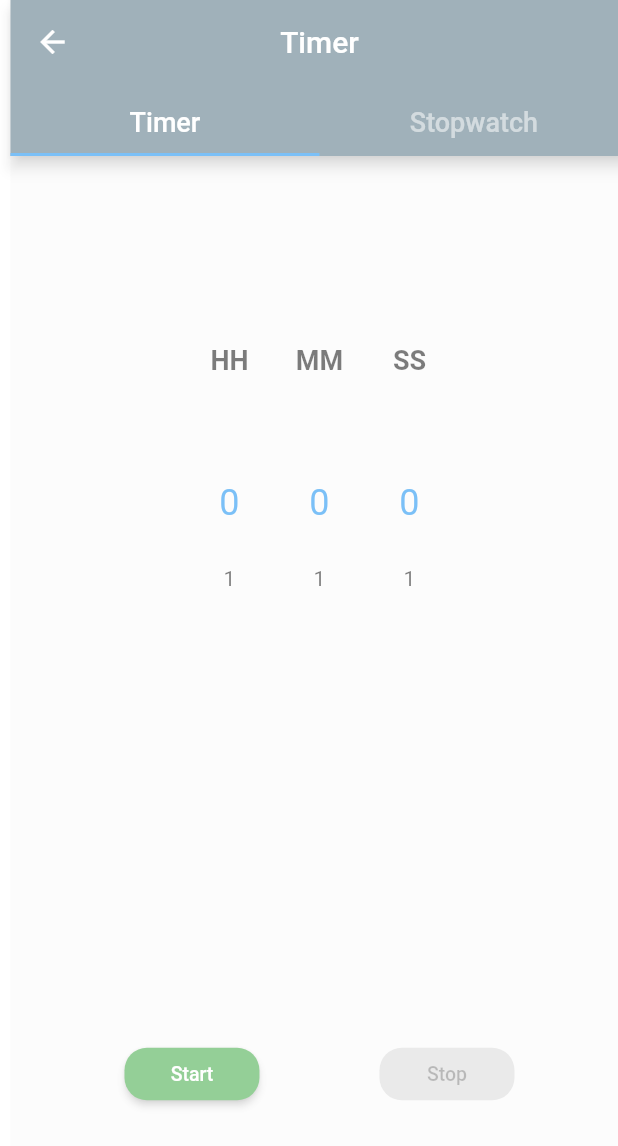
After one commit to AhmedYasirFarooqui/Flutter-Apps, a Flutter app: the HomePage screen opened directly, after a tap on "Start", on a phone screen of 412 x 824 dp. The commit adds this screen. Shown: the top 1146 px of the screen. Run offline on Flutter 3.47's test engine with Material 2 defaults, Android fonts, the phone set to English and light mode, and no system bars; drawn by our look-alikes of numberpicker; our stand-ins replace flutter_signin_button, font_awesome_flutter; missing offline and left inert: favorite_button.

Commit message:
Ready to commit

```diff
--- a/splash_screen/lib/main.dart
+++ b/splash_screen/lib/main.dart
@@ -27,7 +27,7 @@ class SplashScreenState extends State<MyHomePage> {
     Timer(
         Duration(seconds: 3),
         () => Navigator.pushReplacement(
-            context, MaterialPageRoute(builder: (context) => HomeScreen())));
+            context, MaterialPageRoute(builder: (context) => HomeScreen(),),),);
   }
 
   @override
--- /dev/null
+++ b/stopwatch/lib/main.dart
@@ -0,0 +1,271 @@
+import 'dart:async';
+import 'package:flutter/material.dart';
+import 'package:numberpicker/numberpicker.dart';
+
+void main() {
+  runApp(MyApp());
+}
+
+class MyApp extends StatelessWidget {
+  // This widget is the root of your application.
+  @override
+  Widget build(BuildContext context) {
+    return MaterialApp(
+      debugShowCheckedModeBanner: false,
+      title: 'Timer Application',
+      home: HomePage(),
+    );
+  }
+}
+
+class HomePage extends StatefulWidget {
+  @override
+  _HomePageState createState() => _HomePageState();
+}
+
+class _HomePageState extends State<HomePage> with TickerProviderStateMixin {
+  TabController tb;
+  int hour = 0;
+  int minute = 0;
+  int second = 0;
+  bool started = true;
+  bool stopped = true;
+  int timeForTimer = 0;
+  String timeToDisplay = "";
+  bool checkTimer = true;
+
+  @override
+  void initState() {
+    tb = TabController(
+      length: 2,
+      vsync: this,
+    );
+    super.initState();
+  }
+
+  void start() {
+    setState(() {
+      started = false;
+      stopped = false;
+    });
+    timeForTimer = ((hour * 60 * 60) + (minute * 60) + second);
+    Timer.periodic(Duration(seconds: 1), (Timer t) {
+      setState(() {
+        if (timeForTimer < 1 || checkTimer == false) {
+          t.cancel();
+          Navigator.pushReplacement(
+              this.context,
+              MaterialPageRoute(
+                builder: (context) => HomePage(),
+              ));
+        } else if (timeForTimer < 60) {
+          timeToDisplay = timeForTimer.toString();
+          timeForTimer -= 1;
+        } else if (timeForTimer < 3600) {
+          int m = timeForTimer ~/ 60;
+          int s = timeForTimer - (60 * m);
+          timeToDisplay = m.toString() + ":" + s.toString();
+          timeForTimer -= 1;
+        } else {
+          int h = timeForTimer ~/ 3600;
+          int t = timeForTimer - (3600 * h);
+          int m = t ~/ 60;
+          int s = t - (60 * m);
+          timeToDisplay =
+              h.toString() + ":" + m.toString() + ":" + s.toString();
+          timeForTimer -= 1;
+        }
+      });
+    });
+  }
+
+  void stop() {
+    setState(() {
+      started = true;
+      stopped = true;
+      checkTimer = false;
+    });
+  }
+
+  Widget timer() {
+    return Container(
+      child: Column(
+        children: [
+          Expanded(
+            flex: 6,
+            child: Row(
+              mainAxisAlignment: MainAxisAlignment.center,
+              children: [
+                Column(
+                  mainAxisAlignment: MainAxisAlignment.center,
+                  children: [
+                    Padding(
+                      padding: EdgeInsets.only(bottom: 10.0),
+                      child: Text(
+                        'HH',
+                        style: TextStyle(
+                          fontSize: 18.0,
+                          fontWeight: FontWeight.w700,
+                        ),
+                      ),
+                    ),
+                    NumberPicker(
+                      value: hour,
+                      maxValue: 23,
+                      minValue: 0,
+                      itemWidth: 60.0,
+                      onChanged: (val) {
+                        setState(() {
+                          hour = val;
+                        });
+                      },
+                    ),
+                  ],
+                ),
+                Column(
+                  mainAxisAlignment: MainAxisAlignment.center,
+                  children: [
+                    Padding(
+                      padding: EdgeInsets.only(bottom: 10.0),
+                      child: Text(
+                        'MM',
+                        style: TextStyle(
+                          fontSize: 18.0,
+                          fontWeight: FontWeight.w700,
+                        ),
+                      ),
+                    ),
+                    NumberPicker(
+                      value: minute,
+                      maxValue: 23,
+                      minValue: 0,
+                      itemWidth: 60.0,
+                      onChanged: (val) {
+                        setState(() {
+                          minute = val;
+                        });
+                      },
+                    ),
+                  ],
+                ),
+                Column(
+                  mainAxisAlignment: MainAxisAlignment.center,
+                  children: [
+                    Padding(
+                      padding: EdgeInsets.only(bottom: 10.0),
+                      child: Text(
+                        'SS',
+                        style: TextStyle(
+                          fontSize: 18.0,
+                          fontWeight: FontWeight.w700,
+                        ),
+                      ),
+                    ),
+                    NumberPicker(
+                      value: second,
+                      maxValue: 23,
+                      minValue: 0,
+                      itemWidth: 60.0,
+                      onChanged: (val) {
+                        setState(() {
+                          second = val;
+                        });
+                      },
+                    ),
+                  ],
+                ),
+              ],
+            ),
+          ),
+          Expanded(
+            flex: 1,
+            child: Text(
+              timeToDisplay,
+              style: TextStyle(
+                fontSize: 35.0,
+                fontWeight: FontWeight.w600,
+              ),
+            ),
+          ),
+          Expanded(
+            flex: 3,
+            child: Row(
+              mainAxisAlignment: MainAxisAlignment.center,
+              children: [
+                ConstrainedBox(
+                  constraints:
+                      BoxConstraints.tightFor(width: 90.0, height: 35.0),
+                  child: ElevatedButton(
+                    onPressed: started ? start : null,
+                    style: ElevatedButton.styleFrom(
+                      shape: RoundedRectangleBorder(
+                        borderRadius: BorderRadius.circular(15.0),
+                      ),
+                      primary: Colors.green,
+                    ),
+                    child: Text(
+                      'Start',
+                      style: TextStyle(fontSize: 13.0),
+                    ),
+                  ),
+                ),
+                SizedBox(
+                  width: 80.0,
+                ),
+                ConstrainedBox(
+                  constraints:
+                      BoxConstraints.tightFor(width: 90.0, height: 35.0),
+                  child: ElevatedButton(
+                    onPressed: stopped ? null : stop,
+                    style: ElevatedButton.styleFrom(
+                      shape: RoundedRectangleBorder(
+                        borderRadius: BorderRadius.circular(15.0),
+                      ),
+                      primary: Colors.red,
+                    ),
+                    child: Text(
+                      'Stop',
+                      style: TextStyle(fontSize: 13.0),
+                    ),
+                  ),
+                ),
+              ],
+            ),
+          ),
+        ],
+      ),
+    );
+  }
+
+  @override
+  Widget build(BuildContext context) {
+    return Scaffold(
+      appBar: AppBar(
+        backgroundColor: Colors.blueGrey,
+        title: Text('Timer'),
+        centerTitle: true,
+        bottom: TabBar(
+          tabs: [
+            Text('Timer'),
+            Text('Stopwatch'),
+          ],
+          labelPadding: EdgeInsets.only(
+            bottom: 10.0,
+          ),
+          labelStyle: TextStyle(
+            fontSize: 18.0,
+          ),
+          unselectedLabelColor: Colors.white54,
+          controller: tb,
+        ),
+      ),
+      body: TabBarView(
+        children: [
+          timer(),
+          Text('Stopwatch'),
+        ],
+        controller: tb,
+      ),
+    );
+  }
+}
```
Also changed, not shown: stopwatch/pubspec.yaml (added, +77 -0 lines), stopwatch/pubspec.lock (added), 66 other files.
